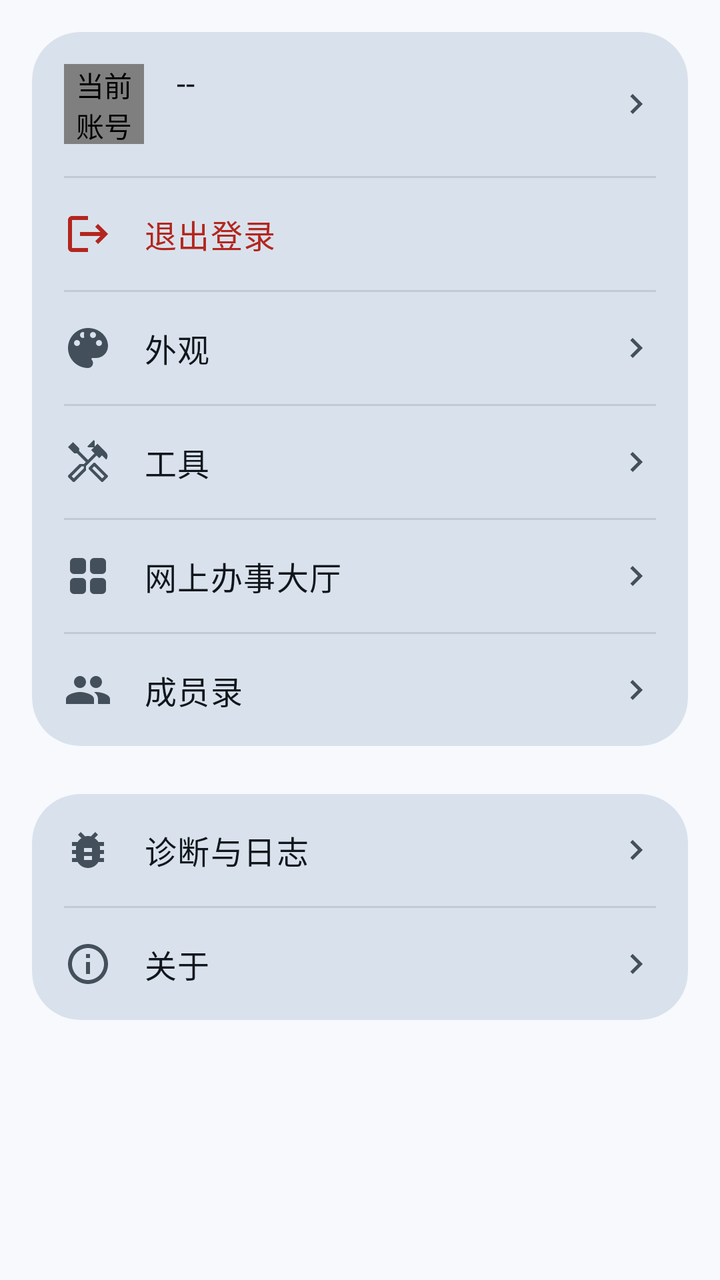
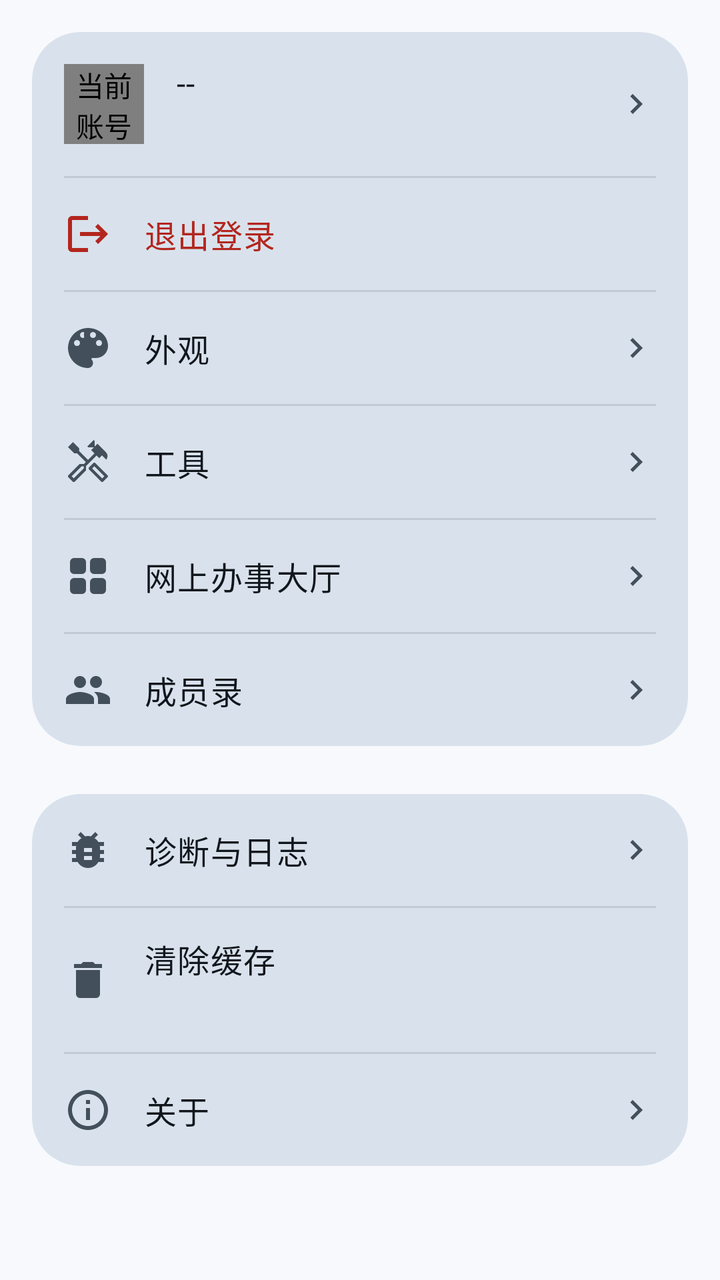

The first picture is an Android layout as it rendered before a commit; the second is the same layout after the commit. The layout source and the unified diff follow.
<!-- AndroidManifest.xml: application theme Theme.LanhangLite -->
<!-- res/layout/fragment_settings.xml -->
<?xml version="1.0" encoding="utf-8"?>
<FrameLayout xmlns:android="http://schemas.android.com/apk/res/android"
    xmlns:app="http://schemas.android.com/apk/res-auto"
    android:layout_width="match_parent"
    android:layout_height="match_parent"
    android:background="?attr/colorSurface">

    <androidx.core.widget.NestedScrollView
        android:id="@+id/scrollDirectory"
        android:layout_width="match_parent"
        android:layout_height="match_parent"
        android:clipToPadding="false"
        android:fillViewport="true">

        <LinearLayout
            android:layout_width="match_parent"
            android:layout_height="wrap_content"
            android:orientation="vertical"
            android:paddingStart="@dimen/screen_padding_h"
            android:paddingTop="@dimen/screen_padding_h"
            android:paddingEnd="@dimen/screen_padding_h"
            android:paddingBottom="@dimen/content_padding_bottom">

            
            <com.google.android.material.card.MaterialCardView
                style="@style/Widget.Lanhang.Card.Large"
                android:layout_width="match_parent"
                android:layout_height="wrap_content">

                <LinearLayout
                    android:layout_width="match_parent"
                    android:layout_height="wrap_content"
                    android:orientation="vertical">

                    
                    <LinearLayout
                        android:id="@+id/rowAccount"
                        android:layout_width="match_parent"
                        android:layout_height="wrap_content"
                        android:background="?attr/selectableItemBackground"
                        android:clickable="true"
                        android:focusable="true"
                        android:gravity="center_vertical"
                        android:minHeight="@dimen/list_item_height_two_line"
                        android:orientation="horizontal"
                        android:paddingStart="@dimen/card_padding"
                        android:paddingTop="@dimen/space_sm"
                        android:paddingEnd="@dimen/card_padding"
                        android:paddingBottom="@dimen/space_sm">

                        
                        <com.lanhang.lite.ui.AvatarView
                            android:id="@+id/ivAccountAvatar"
                            android:layout_width="@dimen/avatar_settings"
                            android:layout_height="@dimen/avatar_settings"
                            android:contentDescription="@string/settings_account" />

                        <LinearLayout
                            android:layout_width="0dp"
                            android:layout_height="wrap_content"
                            android:layout_marginStart="@dimen/list_icon_gap"
                            android:layout_weight="1"
                            android:orientation="vertical">

                            <TextView
                                android:id="@+id/tvAccountName"
                                android:layout_width="match_parent"
                                android:layout_height="wrap_content"
                                android:ellipsize="end"
                                android:maxLines="1"
                                android:text="--"
                                android:textAppearance="@style/TextAppearance.Lanhang.BodyLarge"
                                android:textColor="?attr/colorOnSurface" />

                            <TextView
                                android:id="@+id/tvAccountMeta"
                                android:layout_width="match_parent"
                                android:layout_height="wrap_content"
                                android:layout_marginTop="@dimen/space_xxs"
                                android:ellipsize="end"
                                android:maxLines="1"
                                android:textAppearance="@style/TextAppearance.Lanhang.BodyMedium"
                                android:textColor="?attr/colorOnSurfaceVariant" />
                        </LinearLayout>

                        <ImageView
                            android:layout_width="@dimen/icon_md"
                            android:layout_height="@dimen/icon_md"
                            android:contentDescription="@null"
                            android:src="@drawable/ic_chevron_right"
                            app:tint="?attr/colorOnSurfaceVariant" />
                    </LinearLayout>

                    <View
                        android:layout_width="match_parent"
                        android:layout_height="@dimen/divider_thickness"
                        android:layout_marginStart="@dimen/card_padding"
                        android:layout_marginEnd="@dimen/card_padding"
                        android:background="?attr/colorOutlineVariant" />

                    
                    <LinearLayout
                        android:id="@+id/rowLogout"
                        android:layout_width="match_parent"
                        android:layout_height="wrap_content"
                        android:background="?attr/selectableItemBackground"
                        android:clickable="true"
                        android:focusable="true"
                        android:gravity="center_vertical"
                        android:minHeight="@dimen/list_item_height_single"
                        android:orientation="horizontal"
                        android:paddingStart="@dimen/card_padding"
                        android:paddingTop="@dimen/space_sm"
                        android:paddingEnd="@dimen/card_padding"
                        android:paddingBottom="@dimen/space_sm">

                        <ImageView
                            android:layout_width="@dimen/icon_lg"
                            android:layout_height="@dimen/icon_lg"
                            android:contentDescription="@null"
                            android:src="@drawable/ic_logout"
                            app:tint="?attr/colorError" />

                        <TextView
                            android:layout_width="0dp"
                            android:layout_height="wrap_content"
                            android:layout_marginStart="@dimen/list_icon_gap"
                            android:layout_weight="1"
                            android:text="@string/action_logout"
                            android:textAppearance="@style/TextAppearance.Lanhang.BodyLarge"
                            android:textColor="?attr/colorError" />
                    </LinearLayout>

                    <View
                        android:layout_width="match_parent"
                        android:layout_height="@dimen/divider_thickness"
                        android:layout_marginStart="@dimen/card_padding"
                        android:layout_marginEnd="@dimen/card_padding"
                        android:background="?attr/colorOutlineVariant" />

                    
                    <LinearLayout
                        android:id="@+id/rowAppearance"
                        android:layout_width="match_parent"
                        android:layout_height="wrap_content"
                        android:background="?attr/selectableItemBackground"
                        android:clickable="true"
                        android:focusable="true"
                        android:gravity="center_vertical"
                        android:minHeight="@dimen/list_item_height_single"
                        android:orientation="horizontal"
                        android:paddingStart="@dimen/card_padding"
                        android:paddingTop="@dimen/space_sm"
                        android:paddingEnd="@dimen/card_padding"
                        android:paddingBottom="@dimen/space_sm">

                        <ImageView
                            android:layout_width="@dimen/icon_lg"
                            android:layout_height="@dimen/icon_lg"
                            android:contentDescription="@null"
                            android:src="@drawable/ic_palette"
                            app:tint="?attr/colorOnSurfaceVariant" />

                        <TextView
                            android:layout_width="0dp"
                            android:layout_height="wrap_content"
                            android:layout_marginStart="@dimen/list_icon_gap"
                            android:layout_weight="1"
                            android:text="@string/settings_appearance"
                            android:textAppearance="@style/TextAppearance.Lanhang.BodyLarge"
                            android:textColor="?attr/colorOnSurface" />

                        <ImageView
                            android:layout_width="@dimen/icon_md"
                            android:layout_height="@dimen/icon_md"
                            android:contentDescription="@null"
                            android:src="@drawable/ic_chevron_right"
                            app:tint="?attr/colorOnSurfaceVariant" />
                    </LinearLayout>

                    <View
                        android:layout_width="match_parent"
                        android:layout_height="@dimen/divider_thickness"
                        android:layout_marginStart="@dimen/card_padding"
                        android:layout_marginEnd="@dimen/card_padding"
                        android:background="?attr/colorOutlineVariant" />

                    
                    <LinearLayout
                        android:id="@+id/rowTools"
                        android:layout_width="match_parent"
                        android:layout_height="wrap_content"
                        android:background="?attr/selectableItemBackground"
                        android:clickable="true"
                        android:focusable="true"
                        android:gravity="center_vertical"
                        android:minHeight="@dimen/list_item_height_single"
                        android:orientation="horizontal"
                        android:paddingStart="@dimen/card_padding"
                        android:paddingTop="@dimen/space_sm"
                        android:paddingEnd="@dimen/card_padding"
                        android:paddingBottom="@dimen/space_sm">

                        
                        <ImageView
                            android:layout_width="@dimen/icon_lg"
                            android:layout_height="@dimen/icon_lg"
                            android:contentDescription="@null"
                            android:src="@drawable/ic_handyman"
                            app:tint="?attr/colorOnSurfaceVariant" />

                        <TextView
                            android:layout_width="0dp"
                            android:layout_height="wrap_content"
                            android:layout_marginStart="@dimen/list_icon_gap"
                            android:layout_weight="1"
                            android:text="@string/settings_tools"
                            android:textAppearance="@style/TextAppearance.Lanhang.BodyLarge"
                            android:textColor="?attr/colorOnSurface" />

                        <ImageView
                            android:layout_width="@dimen/icon_md"
                            android:layout_height="@dimen/icon_md"
                            android:contentDescription="@null"
                            android:src="@drawable/ic_chevron_right"
                            app:tint="?attr/colorOnSurfaceVariant" />
                    </LinearLayout>

                    <View
                        android:layout_width="match_parent"
                        android:layout_height="@dimen/divider_thickness"
                        android:layout_marginStart="@dimen/card_padding"
                        android:layout_marginEnd="@dimen/card_padding"
                        android:background="?attr/colorOutlineVariant" />

                    
                    <LinearLayout
                        android:id="@+id/rowOaHall"
                        android:layout_width="match_parent"
                        android:layout_height="wrap_content"
                        android:background="?attr/selectableItemBackground"
                        android:clickable="true"
                        android:focusable="true"
                        android:gravity="center_vertical"
                        android:minHeight="@dimen/list_item_height_single"
                        android:orientation="horizontal"
                        android:paddingStart="@dimen/card_padding"
                        android:paddingTop="@dimen/space_sm"
                        android:paddingEnd="@dimen/card_padding"
                        android:paddingBottom="@dimen/space_sm">

                        <ImageView
                            android:layout_width="@dimen/icon_lg"
                            android:layout_height="@dimen/icon_lg"
                            android:contentDescription="@null"
                            android:src="@drawable/ic_view_grid"
                            app:tint="?attr/colorOnSurfaceVariant" />

                        <TextView
                            android:layout_width="0dp"
                            android:layout_height="wrap_content"
                            android:layout_marginStart="@dimen/list_icon_gap"
                            android:layout_weight="1"
                            android:text="@string/settings_oa_hall"
                            android:textAppearance="@style/TextAppearance.Lanhang.BodyLarge"
                            android:textColor="?attr/colorOnSurface" />

                        <ImageView
                            android:layout_width="@dimen/icon_md"
                            android:layout_height="@dimen/icon_md"
                            android:contentDescription="@null"
                            android:src="@drawable/ic_chevron_right"
                            app:tint="?attr/colorOnSurfaceVariant" />
                    </LinearLayout>

                    <View
                        android:layout_width="match_parent"
                        android:layout_height="@dimen/divider_thickness"
                        android:layout_marginStart="@dimen/card_padding"
                        android:layout_marginEnd="@dimen/card_padding"
                        android:background="?attr/colorOutlineVariant" />

                    
                    <LinearLayout
                        android:id="@+id/rowDirectory"
                        android:layout_width="match_parent"
                        android:layout_height="wrap_content"
                        android:background="?attr/selectableItemBackground"
                        android:clickable="true"
                        android:focusable="true"
                        android:gravity="center_vertical"
                        android:minHeight="@dimen/list_item_height_single"
                        android:orientation="horizontal"
                        android:paddingStart="@dimen/card_padding"
                        android:paddingTop="@dimen/space_sm"
                        android:paddingEnd="@dimen/card_padding"
                        android:paddingBottom="@dimen/space_sm">

                        <ImageView
                            android:layout_width="@dimen/icon_lg"
                            android:layout_height="@dimen/icon_lg"
                            android:contentDescription="@null"
                            android:src="@drawable/ic_group"
                            app:tint="?attr/colorOnSurfaceVariant" />

                        <TextView
                            android:layout_width="0dp"
                            android:layout_height="wrap_content"
                            android:layout_marginStart="@dimen/list_icon_gap"
                            android:layout_weight="1"
                            android:text="@string/settings_directory"
                            android:textAppearance="@style/TextAppearance.Lanhang.BodyLarge"
                            android:textColor="?attr/colorOnSurface" />

                        <ImageView
                            android:layout_width="@dimen/icon_md"
                            android:layout_height="@dimen/icon_md"
                            android:contentDescription="@null"
                            android:src="@drawable/ic_chevron_right"
                            app:tint="?attr/colorOnSurfaceVariant" />
                    </LinearLayout>

                </LinearLayout>
            </com.google.android.material.card.MaterialCardView>

            <Space
                android:layout_width="match_parent"
                android:layout_height="@dimen/space_xl" />

            
            <com.google.android.material.card.MaterialCardView
                style="@style/Widget.Lanhang.Card.Large"
                android:layout_width="match_parent"
                android:layout_height="wrap_content">

                <LinearLayout
                    android:layout_width="match_parent"
                    android:layout_height="wrap_content"
                    android:orientation="vertical">

                    
                    <LinearLayout
                        android:id="@+id/rowDiagnostics"
                        android:layout_width="match_parent"
                        android:layout_height="wrap_content"
                        android:background="?attr/selectableItemBackground"
                        android:clickable="true"
                        android:focusable="true"
                        android:gravity="center_vertical"
                        android:minHeight="@dimen/list_item_height_single"
                        android:orientation="horizontal"
                        android:paddingStart="@dimen/card_padding"
                        android:paddingTop="@dimen/space_sm"
                        android:paddingEnd="@dimen/card_padding"
                        android:paddingBottom="@dimen/space_sm">

                        <ImageView
                            android:layout_width="@dimen/icon_lg"
                            android:layout_height="@dimen/icon_lg"
                            android:contentDescription="@null"
                            android:src="@drawable/ic_bug_report"
                            app:tint="?attr/colorOnSurfaceVariant" />

                        <TextView
                            android:layout_width="0dp"
                            android:layout_height="wrap_content"
                            android:layout_marginStart="@dimen/list_icon_gap"
                            android:layout_weight="1"
                            android:text="@string/settings_diagnostics"
                            android:textAppearance="@style/TextAppearance.Lanhang.BodyLarge"
                            android:textColor="?attr/colorOnSurface" />

                        <ImageView
                            android:layout_width="@dimen/icon_md"
                            android:layout_height="@dimen/icon_md"
                            android:contentDescription="@null"
                            android:src="@drawable/ic_chevron_right"
                            app:tint="?attr/colorOnSurfaceVariant" />
                    </LinearLayout>

                    <View
                        android:layout_width="match_parent"
                        android:layout_height="@dimen/divider_thickness"
                        android:layout_marginStart="@dimen/card_padding"
                        android:layout_marginEnd="@dimen/card_padding"
                        android:background="?attr/colorOutlineVariant" />

                    
                    <LinearLayout
                        android:id="@+id/rowAbout"
                        android:layout_width="match_parent"
                        android:layout_height="wrap_content"
                        android:background="?attr/selectableItemBackground"
                        android:clickable="true"
                        android:focusable="true"
                        android:gravity="center_vertical"
                        android:minHeight="@dimen/list_item_height_single"
                        android:orientation="horizontal"
                        android:paddingStart="@dimen/card_padding"
                        android:paddingTop="@dimen/space_sm"
                        android:paddingEnd="@dimen/card_padding"
                        android:paddingBottom="@dimen/space_sm">

                        <ImageView
                            android:layout_width="@dimen/icon_lg"
                            android:layout_height="@dimen/icon_lg"
                            android:contentDescription="@null"
                            android:src="@drawable/ic_info"
                            app:tint="?attr/colorOnSurfaceVariant" />

                        <TextView
                            android:layout_width="0dp"
                            android:layout_height="wrap_content"
                            android:layout_marginStart="@dimen/list_icon_gap"
                            android:layout_weight="1"
                            android:text="@string/settings_about_app"
                            android:textAppearance="@style/TextAppearance.Lanhang.BodyLarge"
                            android:textColor="?attr/colorOnSurface" />

                        <ImageView
                            android:layout_width="@dimen/icon_md"
                            android:layout_height="@dimen/icon_md"
                            android:contentDescription="@null"
                            android:src="@drawable/ic_chevron_right"
                            app:tint="?attr/colorOnSurfaceVariant" />
                    </LinearLayout>
                </LinearLayout>
            </com.google.android.material.card.MaterialCardView>
        </LinearLayout>
    </androidx.core.widget.NestedScrollView>

    <androidx.core.widget.NestedScrollView
        android:id="@+id/scrollDetail"
        android:layout_width="match_parent"
        android:layout_height="match_parent"
        android:clipToPadding="false"
        android:visibility="gone">

        <LinearLayout
            android:id="@+id/detailContainer"
            android:layout_width="match_parent"
            android:layout_height="wrap_content"
            android:orientation="vertical" />
    </androidx.core.widget.NestedScrollView>
</FrameLayout>
<!-- resources referenced by this layout -->
<resources>
  <dimen name="avatar_settings">40dp</dimen>
  <dimen name="card_padding">16dp</dimen>
  <dimen name="content_padding_bottom">112dp</dimen>
  <dimen name="divider_thickness">1dp</dimen>
  <dimen name="icon_lg">24dp</dimen>
  <dimen name="icon_md">20dp</dimen>
  <dimen name="list_icon_gap">16dp</dimen>
  <dimen name="list_item_height_single">56dp</dimen>
  <dimen name="list_item_height_two_line">72dp</dimen>
  <dimen name="screen_padding_h">16dp</dimen>
  <dimen name="space_sm">8dp</dimen>
  <dimen name="space_xl">24dp</dimen>
  <dimen name="space_xxs">2dp</dimen>
  <!-- drawable ic_chevron_right (drawable) -->
  <?xml version="1.0" encoding="utf-8"?>
  <vector xmlns:android="http://schemas.android.com/apk/res/android"
      android:width="24dp"
      android:height="24dp"
      android:viewportWidth="24"
      android:viewportHeight="24"
      android:tint="?attr/colorControlNormal">
      <path
          android:fillColor="@android:color/white"
          android:pathData="M10,6L8.59,7.41 13.17,12l-4.58,4.59L10,18l6,-6z" />
  </vector>
  <!-- drawable ic_logout (drawable) -->
  <?xml version="1.0" encoding="utf-8"?>
  <vector xmlns:android="http://schemas.android.com/apk/res/android"
      android:width="24dp"
      android:height="24dp"
      android:viewportWidth="24"
      android:viewportHeight="24">
      <path
          android:fillColor="#FF000000"
          android:pathData="M17,7l-1.41,1.41L18.17,11H8v2h10.17l-2.58,2.58L17,17l5,-5 -5,-5zM4,5h8V3H4c-1.1,0 -2,0.9 -2,2v14c0,1.1 0.9,2 2,2h8v-2H4V5z" />
  </vector>
  <string name="action_logout">退出登录</string>
  <string name="settings_about_app">关于</string>
  <string name="settings_account">当前账号</string>
  <string name="settings_appearance">外观</string>
  <string name="settings_diagnostics">诊断与日志</string>
  <string name="settings_directory">成员录</string>
  <string name="settings_oa_hall">网上办事大厅</string>
  <string name="settings_tools">工具</string>
  <style name="TextAppearance.Lanhang.BodyLarge" parent="TextAppearance.Material3.BodyLarge">
          <item name="android:textSize">@dimen/text_body_large</item>
      </style>
  <style name="TextAppearance.Lanhang.BodyMedium" parent="TextAppearance.Material3.BodyMedium">
          <item name="android:textSize">@dimen/text_body_medium</item>
      </style>
  <style name="Widget.Lanhang.Card.Large" parent="Widget.Material3.CardView.Filled">
          <item name="cardCornerRadius">@dimen/corner_card_large</item>
      </style>
  <style name="Theme.LanhangLite" parent="Base.Theme.LanhangLite" />
  <dimen name="text_body_large">16sp</dimen>
  <dimen name="text_body_medium">14sp</dimen>
  <dimen name="corner_card_large">24dp</dimen>
  <color name="primary">#084168</color>
  <color name="on_primary">#FFFFFFFF</color>
  <color name="primary_container">#D4E9F7</color>
  <color name="on_primary_container">#052F4A</color>
  <color name="secondary_container">#D4E9F7</color>
  <color name="on_secondary_container">#052F4A</color>
  <color name="surface">#F7F9FC</color>
  <color name="surface_container_lowest">#FFFFFF</color>
  <color name="surface_container_low">#F0F4F9</color>
  <color name="surface_container">#EAF0F6</color>
  <color name="surface_container_high">#E1E9F1</color>
  <color name="surface_container_highest">#D9E2EC</color>
  <color name="surface_variant">#DCE5EE</color>
  <color name="on_surface">#10161C</color>
  <color name="on_surface_variant">#43505C</color>
  <color name="outline">#6F7C89</color>
  <color name="outline_variant">#C0CAD5</color>
  <!-- unchanged entries left out for length: 7 -->
</resources>

<!-- the commit's change to res/layout/fragment_settings.xml (unified diff, before → after) -->
@@ -387,6 +387,60 @@
 
                     
                     <LinearLayout
+                        android:id="@+id/rowClearCache"
+                        android:layout_width="match_parent"
+                        android:layout_height="wrap_content"
+                        android:background="?attr/selectableItemBackground"
+                        android:clickable="true"
+                        android:focusable="true"
+                        android:gravity="center_vertical"
+                        android:minHeight="@dimen/list_item_height_two_line"
+                        android:orientation="horizontal"
+                        android:paddingStart="@dimen/card_padding"
+                        android:paddingTop="@dimen/space_sm"
+                        android:paddingEnd="@dimen/card_padding"
+                        android:paddingBottom="@dimen/space_sm">
+
+                        <ImageView
+                            android:layout_width="@dimen/icon_lg"
+                            android:layout_height="@dimen/icon_lg"
+                            android:contentDescription="@null"
+                            android:src="@drawable/ic_clean"
+                            app:tint="?attr/colorOnSurfaceVariant" />
+
+                        <LinearLayout
+                            android:layout_width="0dp"
+                            android:layout_height="wrap_content"
+                            android:layout_marginStart="@dimen/list_icon_gap"
+                            android:layout_weight="1"
+                            android:orientation="vertical">
+
+                            <TextView
+                                android:layout_width="wrap_content"
+                                android:layout_height="wrap_content"
+                                android:text="@string/settings_clear_cache"
+                                android:textAppearance="@style/TextAppearance.Lanhang.BodyLarge"
+                                android:textColor="?attr/colorOnSurface" />
+
+                            <TextView
+                                android:id="@+id/tvCacheSize"
+                                android:layout_width="wrap_content"
+                                android:layout_height="wrap_content"
+                                android:layout_marginTop="@dimen/space_xxs"
+                                android:textAppearance="@style/TextAppearance.Lanhang.BodyMedium"
+                                android:textColor="?attr/colorOnSurfaceVariant" />
+                        </LinearLayout>
+                    </LinearLayout>
+
+                    <View
+                        android:layout_width="match_parent"
+                        android:layout_height="@dimen/divider_thickness"
+                        android:layout_marginStart="@dimen/card_padding"
+                        android:layout_marginEnd="@dimen/card_padding"
+                        android:background="?attr/colorOutlineVariant" />
+
+                    
+                    <LinearLayout
                         android:id="@+id/rowAbout"
                         android:layout_width="match_parent"
                         android:layout_height="wrap_content"
<!-- resource entries referenced after the edit -->
@@ -25,6 +25,17 @@
           android:fillColor="@android:color/white"
           android:pathData="M10,6L8.59,7.41 13.17,12l-4.58,4.59L10,18l6,-6z" />
   </vector>
+  <!-- drawable ic_clean (drawable) -->
+  <?xml version="1.0" encoding="utf-8"?>
+  <vector xmlns:android="http://schemas.android.com/apk/res/android"
+      android:width="24dp"
+      android:height="24dp"
+      android:viewportWidth="24"
+      android:viewportHeight="24">
+      <path
+          android:fillColor="#FF000000"
+          android:pathData="M6,19c0,1.1 0.9,2 2,2h8c1.1,0 2,-0.9 2,-2V7H6v12zM19,4h-3.5l-1,-1h-5l-1,1H5v2h14V4z" />
+  </vector>
   <!-- drawable ic_logout (drawable) -->
   <?xml version="1.0" encoding="utf-8"?>
   <vector xmlns:android="http://schemas.android.com/apk/res/android"
@@ -40,6 +51,7 @@
   <string name="settings_about_app">关于</string>
   <string name="settings_account">当前账号</string>
   <string name="settings_appearance">外观</string>
+  <string name="settings_clear_cache">清除缓存</string>
   <string name="settings_diagnostics">诊断与日志</string>
   <string name="settings_directory">成员录</string>
   <string name="settings_oa_hall">网上办事大厅</string>
